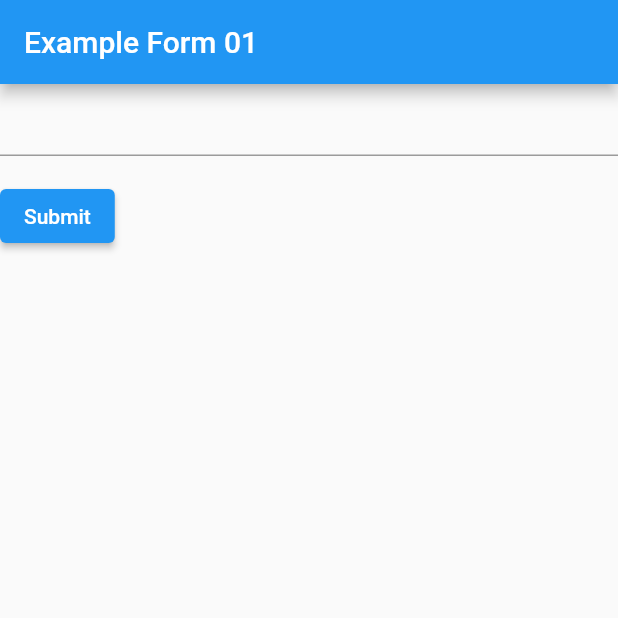
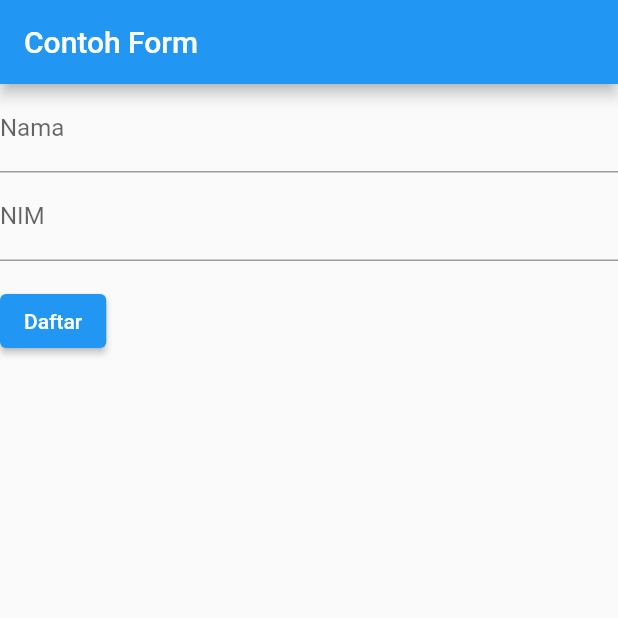
Before and after one commit to f-fathurrahman/ffr-dart-stuffs, a Flutter app: the screen it shows after launch, on a phone screen of 412 x 824 dp, the top half of it. Run offline on Flutter 3.47's test engine with Material 2 defaults, Android fonts, the light colour scheme and no system bars; our stand-ins replace audioplayers, fl_chart, flutter_datetime_picker, image_picker, rxdart; missing offline and left inert: flutter_tex; accounts and stored records are empty; project files that could hold a hidden picture were left out.

Commit message:
Versi kuliah 3 Dec 2020

```diff
--- /dev/null
+++ b/flutter/test_widgets_01/lib/example_form_02.dart
@@ -0,0 +1,121 @@
+import 'package:flutter/material.dart';
+
+class ExampleForm02Page extends StatelessWidget {
+  @override
+  Widget build(BuildContext context) {
+    return Scaffold(
+      appBar: AppBar(title: Text('Contoh Form')),
+      body: ExampleForm02(),
+    );
+  }
+}
+
+// Create a Form widget.
+class ExampleForm02 extends StatefulWidget {
+  @override
+  ExampleForm02State createState() {
+    return ExampleForm02State();
+  }
+}
+
+class ExampleForm02State extends State<ExampleForm02> {
+
+  final _formKey = GlobalKey<FormState>();
+  String _nama = '';
+  String _nim = '';
+  final daftarNama = <String>[
+    'Fadjar',
+    'Fathurrahman',
+  ];
+  final daftarNim = <String>[
+    'A180000',
+    'A180001',
+  ];
+
+  @override
+  Widget build(BuildContext context) {
+
+    final _buttonSubmit = Padding(
+      padding: const EdgeInsets.symmetric(vertical: 16.0),
+      child: ElevatedButton(
+        child: Text('Daftar'),
+        onPressed: () {
+          if(_formKey.currentState.validate()) {
+            Scaffold.of(context)
+              .showSnackBar(SnackBar(content: Text('Terimakasih data sedang diproses')));
+            print('nama = $_nama');
+            print('NIM  = $_nim');
+          }
+        },
+      ),
+    );
+
+    final _inputNama = TextFormField(
+      decoration: InputDecoration(
+        labelText: 'Nama',
+        hintText: 'Ketik nama Anda di sini',
+      ),
+      onChanged: (String inp) {
+        setState( () {
+          _nama = inp;
+        });
+      },
+      validator: (value) {
+        if (value.isEmpty) {
+          return 'Bagian ini harus diisi';
+        }
+        print('validate nama, value = $value');
+        final inArray = daftarNama.contains(value);
+        print('inArray = $inArray');
+        if(!inArray){
+          return 'Nama tidak terdaftar';
+        }
+        return null;
+      }
+    );
+
+    final _inputNim = TextFormField(
+      decoration: InputDecoration(
+        labelText: 'NIM',
+        hintText: 'Ketik nama Anda di sini',
+      ),
+      onChanged: (String inp) {
+        setState( () {
+          _nim = inp;
+        });
+      },
+      validator: (value) {
+        if (value.isEmpty) {
+          return 'Bagian ini harus diisi';
+        }
+        print('validate nim, value = $value');
+        final inArray = daftarNim.contains(value);
+        print('inArray = $inArray');
+        if(!inArray){
+          return 'nim tidak terdaftar';
+        }
+        int idxNama = daftarNama.indexOf(_nama);
+        int idxNim = daftarNim.indexOf(_nim);
+        print('idxNama = $idxNama');
+        print('idxNim  = $idxNim');
+        if(idxNama != idxNim) {
+          return 'Nama dan NIM tidak sesuai';
+        }
+        return null;
+      }
+    );
+
+    return Form(
+      key: _formKey,
+      //autovalidateMode: AutovalidateMode.onUserInteraction,
+      child: Column(
+        crossAxisAlignment: CrossAxisAlignment.start,
+        children: <Widget>[
+          _inputNama,
+          _inputNim,
+          _buttonSubmit,
+        ],
+      ),
+    );
+  }
+}
--- a/flutter/test_widgets_01/lib/main.dart
+++ b/flutter/test_widgets_01/lib/main.dart
@@ -19,7 +19,8 @@ import 'package:flutter/material.dart';
 //import 'test_checkbox02.dart';
 //import 'test_checkbox03.dart';
 //import 'example_input_01.dart';
-import 'example_form_01.dart';
+//import 'example_form_01.dart';
+import 'example_form_02.dart';
 
 void main() {
   runApp(MyApp());
@@ -34,7 +35,8 @@ class MyApp extends StatelessWidget {
         primarySwatch: Colors.blue,
       ),
       debugShowCheckedModeBanner: false,
-      home: ExampleForm01Page(),
+      home: ExampleForm02Page(),
+      //home: ExampleForm01Page(),
       //home: ExampleInput01(),
       //home: MyHome(),
       //home: TestDatetimePicker(),
```
Also changed, not shown: NOTES/ProgFlutter/images/simpleform001.png (added), NOTES/ProgFlutter/images/simpleform01.png (added), NOTES/ProgFlutter/images/simpleform02.png (added), 2 other files.
